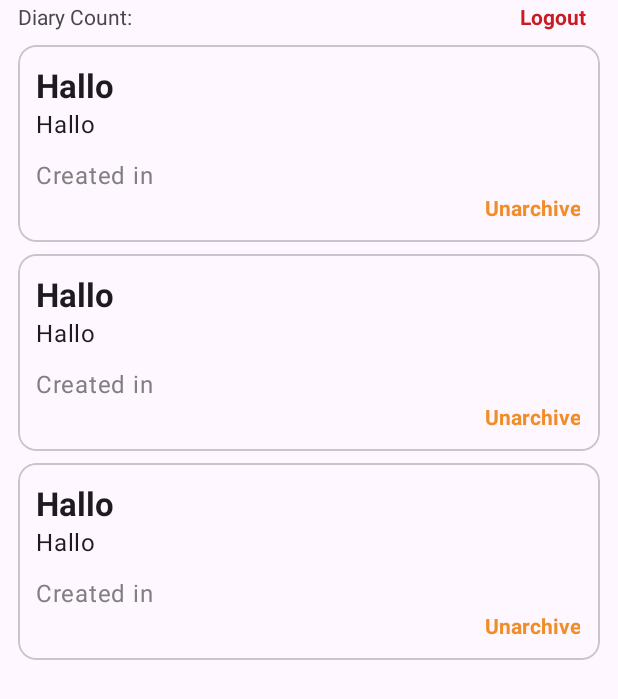
After one commit to ArmandDitto/JustAnotherDiaryApp, an Android app: the layout fragment_archived_diary.xml on its own in the app's theme, with its tools: preview values and no code run, on a phone screen of 412 x 824 dp. The commit adds this screen. Shown: the top 699 px of the screen. Run offline under Robolectric (Android 15) with nearby library versions, the phone set to English and light mode, and no system bars; Roboto replaces fonts that are not available here.

Commit message:
Add Archived Diary Activity

```diff
--- a/app/src/main/AndroidManifest.xml
+++ b/app/src/main/AndroidManifest.xml
@@ -50,6 +50,10 @@
             android:name=".presentation.diary.EditDiaryActivity"
             android:screenOrientation="portrait"/>
 
+        <activity
+            android:name=".presentation.diary.ArchivedDiaryActivity"
+            android:screenOrientation="portrait"/>
+
     </application>
 
 </manifest>
--- a/app/src/main/java/com/example/justordinarydiaryapp/data/room/AppDatabase.kt
+++ b/app/src/main/java/com/example/justordinarydiaryapp/data/room/AppDatabase.kt
@@ -3,11 +3,13 @@ package com.example.justordinarydiaryapp.data.room
 import androidx.room.Database
 import androidx.room.RoomDatabase
 import com.example.justordinarydiaryapp.data.dao.DiaryDao
+import com.example.justordinarydiaryapp.data.entity.ArchivedDiaryEntity
 import com.example.justordinarydiaryapp.data.entity.DiaryEntity
 
 @Database(
     entities = [
-        DiaryEntity::class
+        DiaryEntity::class,
+        ArchivedDiaryEntity::class
     ],
     version = 1,
     exportSchema = false
--- a/app/src/main/java/com/example/justordinarydiaryapp/network/ApiService.kt
+++ b/app/src/main/java/com/example/justordinarydiaryapp/network/ApiService.kt
@@ -47,12 +47,12 @@ interface ApiService {
         @Body diaryRequest: DiaryRequest
     ): Diary
 
-    @PUT("diary/{diary_id}/archive")
+    @PUT("diary/{diary_id}/archieve")
     suspend fun archiveDiary(
         @Path("diary_id") diaryId: String
     ): Diary
 
-    @PUT("diary/{diary_id}/unarchive")
+    @PUT("diary/{diary_id}/unarchieve")
     suspend fun unArchiveDiary(
         @Path("diary_id") diaryId: String
     ): Diary
--- /dev/null
+++ b/app/src/main/res/layout/fragment_archived_diary.xml
@@ -0,0 +1,65 @@
+<?xml version="1.0" encoding="utf-8"?>
+<androidx.constraintlayout.widget.ConstraintLayout xmlns:android="http://schemas.android.com/apk/res/android"
+    xmlns:app="http://schemas.android.com/apk/res-auto"
+    xmlns:tools="http://schemas.android.com/tools"
+    android:layout_width="match_parent"
+    android:layout_height="match_parent"
+    android:animateLayoutChanges="true">
+
+    <androidx.constraintlayout.widget.ConstraintLayout
+        android:id="@+id/layout_list"
+        android:layout_width="match_parent"
+        android:layout_height="wrap_content"
+        android:layout_marginHorizontal="@dimen/margin_large"
+        android:orientation="horizontal"
+        app:layout_constraintTop_toTopOf="parent">
+
+        <TextView
+            android:id="@+id/tvDiaryCount"
+            android:layout_width="wrap_content"
+            android:layout_height="wrap_content"
+            tools:text="Diary Count: "
+            app:layout_constraintBottom_toBottomOf="parent"
+            app:layout_constraintStart_toStartOf="parent"
+            app:layout_constraintTop_toTopOf="parent" />
+
+        <com.google.android.material.card.MaterialCardView
+            android:id="@+id/cvLogout"
+            android:layout_width="wrap_content"
+            android:layout_height="wrap_content"
+            android:layout_marginEnd="@dimen/margin_default"
+            app:cardCornerRadius="0dp"
+            app:layout_constraintBottom_toBottomOf="parent"
+            app:layout_constraintEnd_toEndOf="parent"
+            app:layout_constraintTop_toTopOf="parent"
+            app:strokeWidth="0dp">
+
+            <TextView
+                android:layout_width="wrap_content"
+                android:layout_height="wrap_content"
+                android:layout_margin="@dimen/margin_xxsmall"
+                android:gravity="end"
+                android:text="Logout"
+                android:textColor="@color/color_primary"
+                android:textStyle="bold" />
+
+        </com.google.android.material.card.MaterialCardView>
+
+    </androidx.constraintlayout.widget.ConstraintLayout>
+
+    <androidx.swiperefreshlayout.widget.SwipeRefreshLayout
+        android:id="@+id/swipeRefresh"
+        android:layout_width="match_parent"
+        android:layout_height="0dp"
+        app:layout_constraintBottom_toBottomOf="parent"
+        app:layout_constraintTop_toBottomOf="@id/layout_list">
+
+        <androidx.recyclerview.widget.RecyclerView
+            android:id="@+id/rvContent"
+            android:layout_width="match_parent"
+            android:layout_height="match_parent"
+            tools:listitem="@layout/item_diary" />
+
+    </androidx.swiperefreshlayout.widget.SwipeRefreshLayout>
+
+</androidx.constraintlayout.widget.ConstraintLayout>
--- a/app/src/main/res/layout/fragment_search_diary.xml
+++ b/app/src/main/res/layout/fragment_search_diary.xml
@@ -6,7 +6,7 @@
     android:layout_height="match_parent">
 
     <com.google.android.material.card.MaterialCardView
-        android:id="@+id/cvProfile"
+        android:id="@+id/cvArchive"
         android:layout_width="wrap_content"
         android:layout_height="wrap_content"
         app:layout_constraintStart_toStartOf="parent"
@@ -37,7 +37,7 @@
         app:layout_constraintEnd_toEndOf="parent"
         app:hintAnimationEnabled="false"
         app:hintEnabled="false"
-        app:layout_constraintStart_toEndOf="@id/cvProfile"
+        app:layout_constraintStart_toEndOf="@id/cvArchive"
         app:layout_constraintTop_toTopOf="parent">
 
         <com.google.android.material.textfield.TextInputEditText
--- a/app/src/main/res/layout/item_diary.xml
+++ b/app/src/main/res/layout/item_diary.xml
@@ -47,6 +47,29 @@
                 android:textAppearance="@style/TextAppearance.Material3.BodyLarge"
                 tools:text="Created in " />
 
+            <com.google.android.material.card.MaterialCardView
+                android:id="@+id/cvUnarchive"
+                android:layout_width="wrap_content"
+                android:layout_height="wrap_content"
+                android:visibility="gone"
+                app:cardCornerRadius="0dp"
+                android:layout_gravity="end"
+                app:layout_constraintBottom_toBottomOf="parent"
+                app:layout_constraintStart_toStartOf="parent"
+                app:strokeWidth="0dp"
+                tools:visibility="visible">
+
+                <TextView
+                    android:layout_width="wrap_content"
+                    android:layout_height="wrap_content"
+                    android:layout_margin="@dimen/margin_xxsmall"
+                    android:gravity="center"
+                    android:text="Unarchive"
+                    android:textColor="@color/color_cadmium_orange"
+                    android:textStyle="bold" />
+
+            </com.google.android.material.card.MaterialCardView>
+
         </LinearLayout>
 
     </com.google.android.material.card.MaterialCardView>
```
Also changed, not shown: app/src/main/java/com/example/justordinarydiaryapp/data/dao/DiaryDao.kt (+19 -0 lines), app/src/main/java/com/example/justordinarydiaryapp/data/entity/ArchivedDiaryEntity.kt (added, +60 -0 lines), app/src/main/java/com/example/justordinarydiaryapp/data/paging/ArchivedDiaryLocalPagingSource.kt (added, +39 -0 lines), app/src/main/java/com/example/justordinarydiaryapp/data/repository/DiaryLocalRepositoryImpl.kt (+20 -1 lines), app/src/main/java/com/example/justordinarydiaryapp/data/repository/DiaryRemoteRepositoryImpl.kt (+13 -2 lines), app/src/main/java/com/example/justordinarydiaryapp/data/repository/DiaryRepository.kt (+8 -1 lines), app/src/main/java/com/example/justordinarydiaryapp/presentation/diary/ArchivedDiaryActivity.kt (added, +41 -0 lines), app/src/main/java/com/example/justordinarydiaryapp/presentation/diary/ArchivedDiaryFragment.kt (added, +123 -0 lines), app/src/main/java/com/example/justordinarydiaryapp/presentation/diary/DiaryDetailFragment.kt (+0 -24 lines), app/src/main/java/com/example/justordinarydiaryapp/presentation/diary/DiaryLocalItemAdapter.kt (+10 -1 lines), app/src/main/java/com/example/justordinarydiaryapp/presentation/diary/DiaryLocalViewModel.kt (+35 -1 lines), app/src/main/java/com/example/justordinarydiaryapp/presentation/diary/SearchDiaryFragment.kt (+4 -10 lines), app/src/main/res/layout/activity_archived_diary.xml (added, +33 -0 lines).
